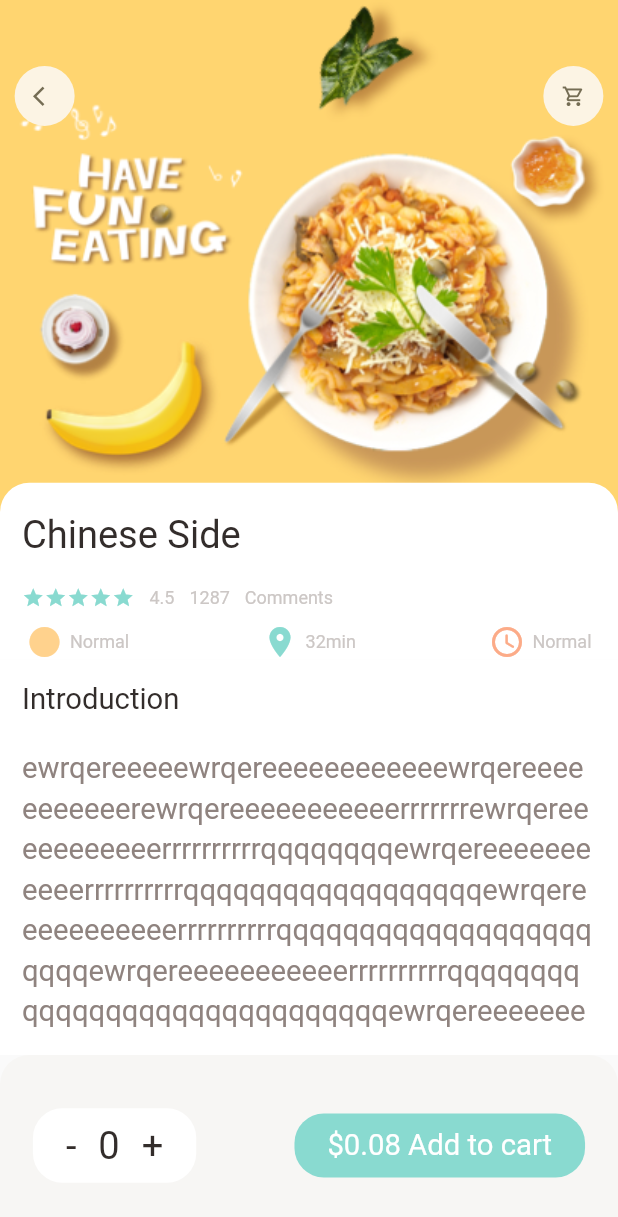
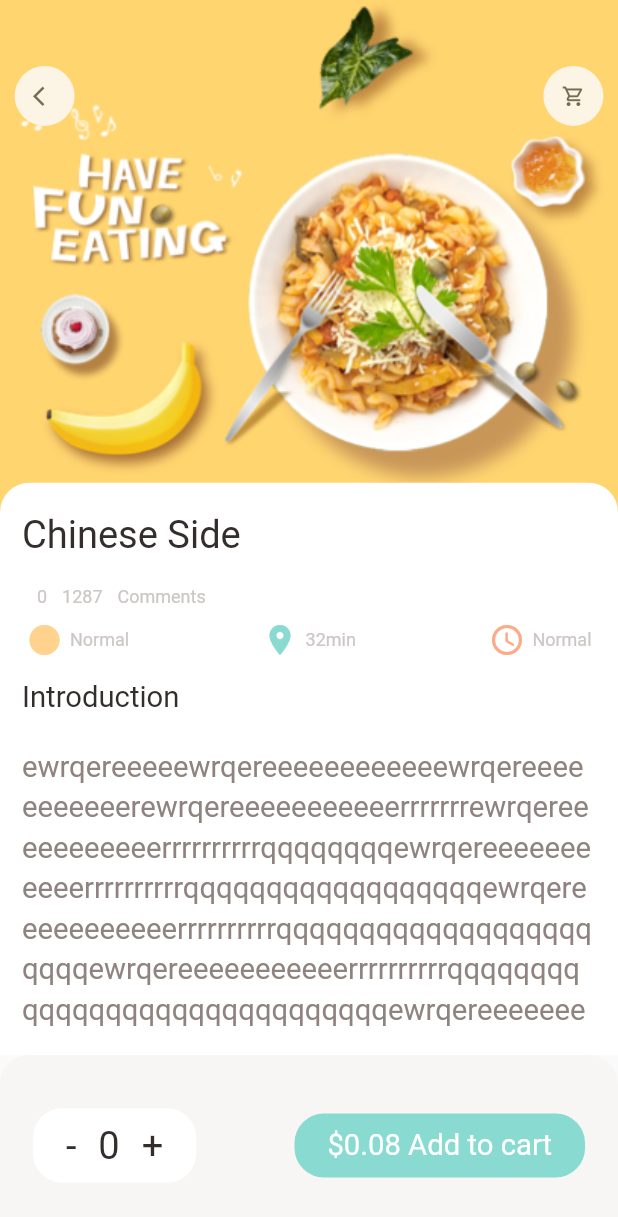
Before and after one commit to tonhom260/test, a Flutter app: the PopularFoodDetail screen opened directly, on a phone screen of 412 x 824 dp. Shown: the top 1217 px of the screen. Run offline on Flutter 3.47's test engine with Material 2 defaults, Android fonts, the phone set to English and light mode, and no system bars; our stand-ins replace dots_indicator, get; key blocks and very long unbroken strings in the code were emptied for the run.

Commit message:
Choose this way

```diff
--- a/lib/widgets/app_column.dart
+++ b/lib/widgets/app_column.dart
@@ -7,15 +7,16 @@ import 'big_text.dart';
 import 'icon_and_text_widget.dart';
 
 class AppColumn extends StatelessWidget {
-  const AppColumn({Key? key, required this.text}) : super(key: key);
+  AppColumn({Key? key, required this.text,this.starPoint=0}) : super(key: key);
 
-
+  int starPoint;
   final String text;
 
 
 
   @override
   Widget build(BuildContext context) {
+
     return Column(
       crossAxisAlignment: CrossAxisAlignment.start,
       children: [
@@ -27,14 +28,14 @@ class AppColumn extends StatelessWidget {
           children: [
             Wrap(
               children: List<Widget>.generate(
-                  5,
+                  starPoint,
                       (index) => Icon(Icons.star,
                       color: AppColors.mainColor, size: 15)),
             ),
             const SizedBox(
               width: 10,
             ),
-            Smalltext(text: '4.5'),
+            Smalltext(text: starPoint.toString()),
             const SizedBox(
               width: 10,
             ),
```
Also changed, not shown: lib/pages/home/food_page_body.dart (+17 -6 lines).
